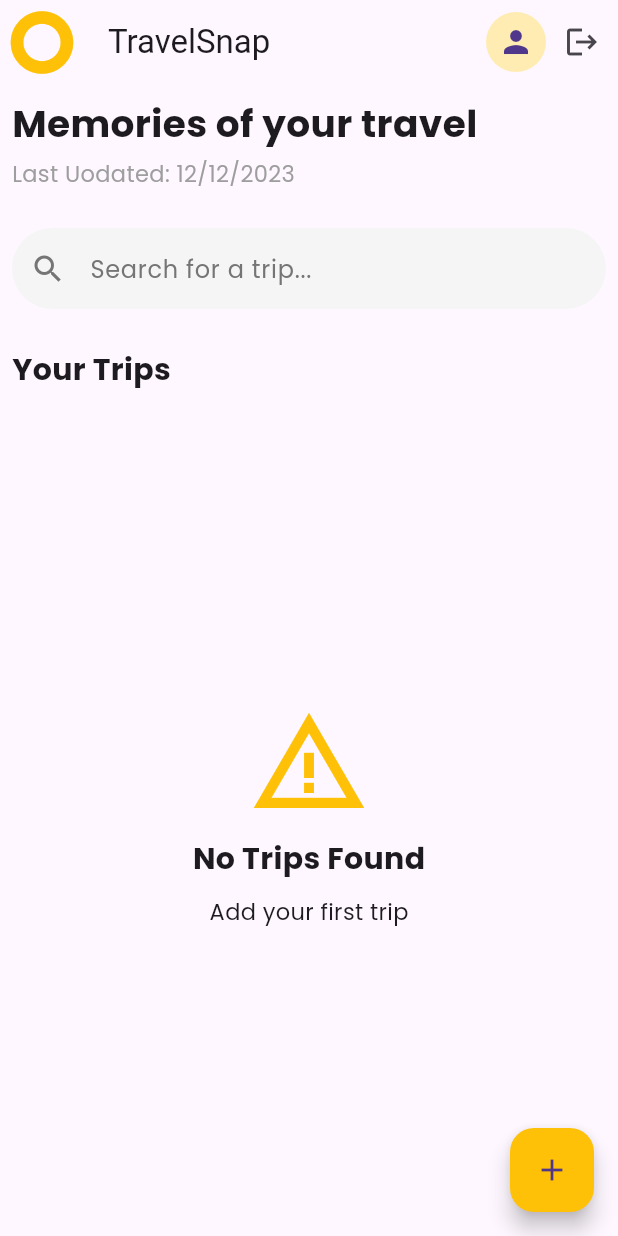
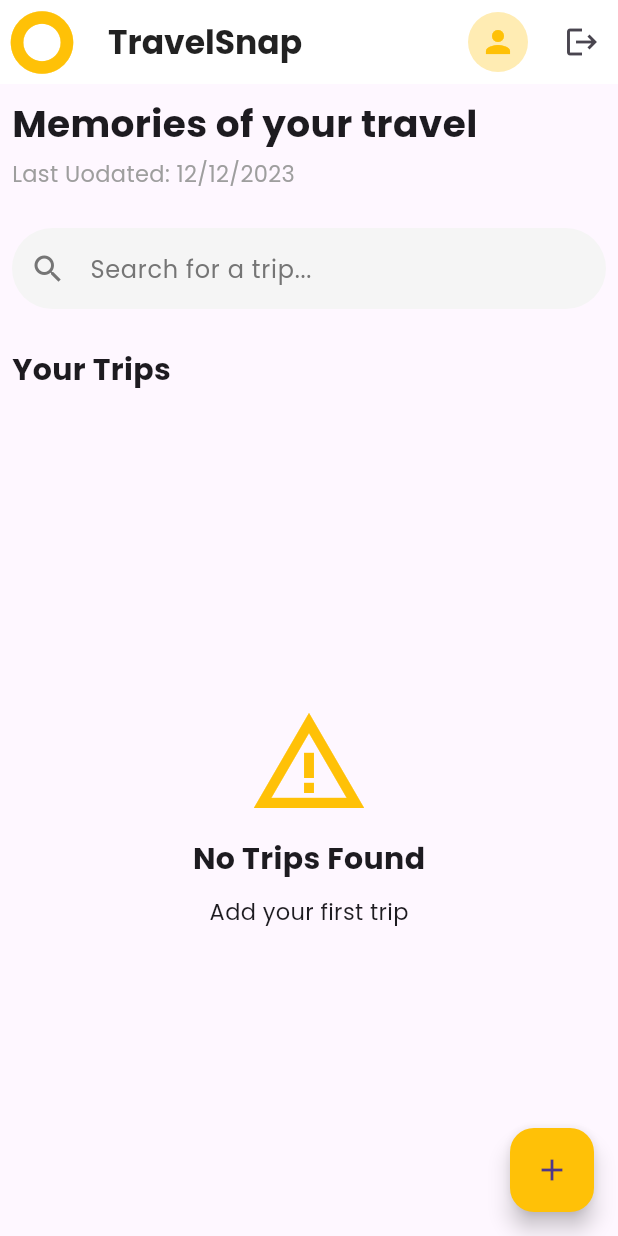
Before and after one commit to SaidurRahman1004/my_trips, a Flutter app: the screen it shows once a user with an empty profile is signed in, on a phone screen of 412 x 824 dp. Run offline on Flutter 3.47's test engine with Material 3 defaults, Android fonts, the phone set to English and light mode, and no system bars; our stand-ins replace cloud_firestore, email_validator, firebase_auth, firebase_core, geocoding, geolocator and 3 more; accounts and stored records are empty.

Commit message:
ReUseable Appbar

```diff
--- a/lib/screens/home/home_screen.dart
+++ b/lib/screens/home/home_screen.dart
@@ -8,6 +8,7 @@ import 'package:my_trips/widgets/custo_snk.dart';
 import '../../Core/constant.dart';
 import '../../services/auth_service.dart';
 import '../../services/db_service.dart';
+import '../../widgets/custom_appbar.dart';
 import '../../widgets/search_widget.dart';
 import '../../widgets/trip_card.dart';
 
@@ -26,23 +27,7 @@ class _HomeScreenState extends State<HomeScreen> {
   @override
   Widget build(BuildContext context) {
     return Scaffold(
-      appBar: AppBar(
-        leading: Icon(Icons.trip_origin, size: 50, color: Colors.amber),
-        title: Text(AppConst.AppName),
-        actions: [
-          CircleAvatar(
-            backgroundColor: Colors.amber.shade100,
-            child: IconButton(
-              onPressed: onProfileRouter,
-              icon: Icon(Icons.person),
-            ),
-          ),
-          IconButton(
-            icon: const Icon(Icons.logout),
-            onPressed: () => AuthService().logOut(),
-          ),
-        ],
-      ),
+      appBar: CustomAppBar(title: 'TravelSnap', showProfileIcon: true),
       body: Padding(
         padding: const EdgeInsets.all(8.0),
         child: Column(
@@ -164,7 +149,7 @@ class _HomeScreenState extends State<HomeScreen> {
     );
   }
 
-  void onProfileRouter() {}
+
 
   void _onAddTrip() {
     context.go('/addscreen');
--- a/lib/widgets/CustomText.dart
+++ b/lib/widgets/CustomText.dart
@@ -3,11 +3,11 @@ import 'package:google_fonts/google_fonts.dart';
 
 class Txt extends StatelessWidget {
   final String txt;
-  final double fntSize;
+  final double? fntSize;
   final FontWeight? fontWeight;
   final Color? color;
 
-  const Txt({super.key, required this.txt, required this.fntSize,  this.fontWeight,  this.color});
+  const Txt({super.key, required this.txt,  this.fntSize,  this.fontWeight,  this.color});
 
   @override
   Widget build(BuildContext context) {
--- /dev/null
+++ b/lib/widgets/custom_appbar.dart
@@ -0,0 +1,53 @@
+import 'package:firebase_auth/firebase_auth.dart';
+import 'package:flutter/material.dart';
+import 'package:my_trips/widgets/CustomText.dart';
+
+import '../Core/constant.dart';
+import '../services/auth_service.dart';
+
+class CustomAppBar extends StatelessWidget implements PreferredSizeWidget {
+  final String title;
+  final bool showProfileIcon;
+
+  const CustomAppBar(
+      {super.key, required this.title, required this.showProfileIcon});
+
+  @override
+  Widget build(BuildContext context) {
+    final user = FirebaseAuth.instance.currentUser;
+    return AppBar(
+      elevation: 0,
+      backgroundColor: Colors.white,
+      leading: Icon(Icons.trip_origin, size: 50, color: Colors.amber),
+      title: Txt(
+        txt: title, fontWeight: FontWeight.bold, color: Colors.black87,),
+      actions: [
+        if(showProfileIcon)
+          Padding(
+            padding: EdgeInsets.only(right: 12.0),
+            child: InkWell(
+                onTap: onProfileRouter,
+                child: CircleAvatar(
+                  backgroundColor: Colors.amber.shade100,
+                  radius: 20,
+                  backgroundImage: user?.photoURL != null?
+                  NetworkImage(user!.photoURL!):null,
+                  child: user?.photoURL == null ? Icon(Icons.person,color: Colors.amber,):null,
+                ),
+
+            ),
+          ),
+
+        IconButton(
+          icon: const Icon(Icons.logout),
+          onPressed: () => AuthService().logOut(),
+        ),
+      ],
+    );
+  }
+
+  void onProfileRouter() {
+  }
+  @override
+  Size get preferredSize => const Size.fromHeight(kToolbarHeight);
+}
```
Also changed, not shown: lib/screens/add_trip/add_trip_screen.dart (+2 -17 lines), lib/widgets/trip_card.dart (+47 -15 lines), 1 other file.
